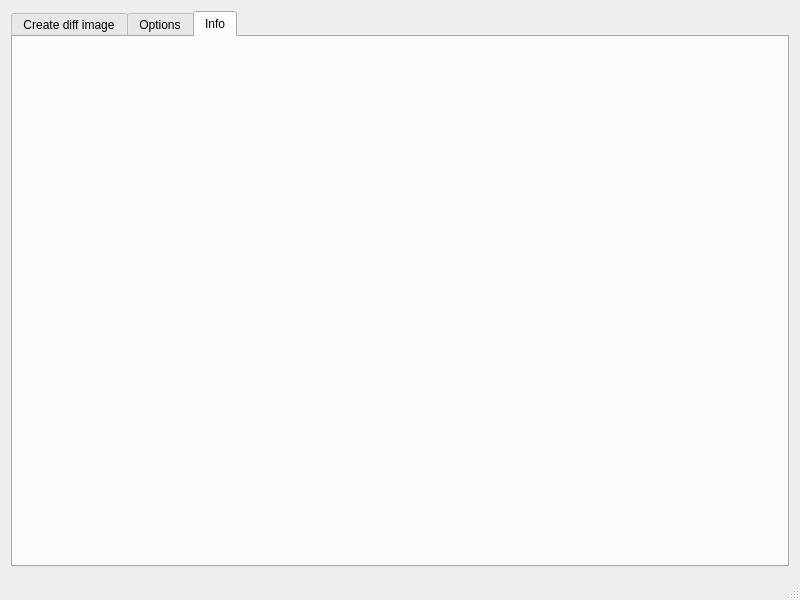
Before: the Qt Designer form mainwindow.ui in hurik/geagle, drawn with Qt 5.
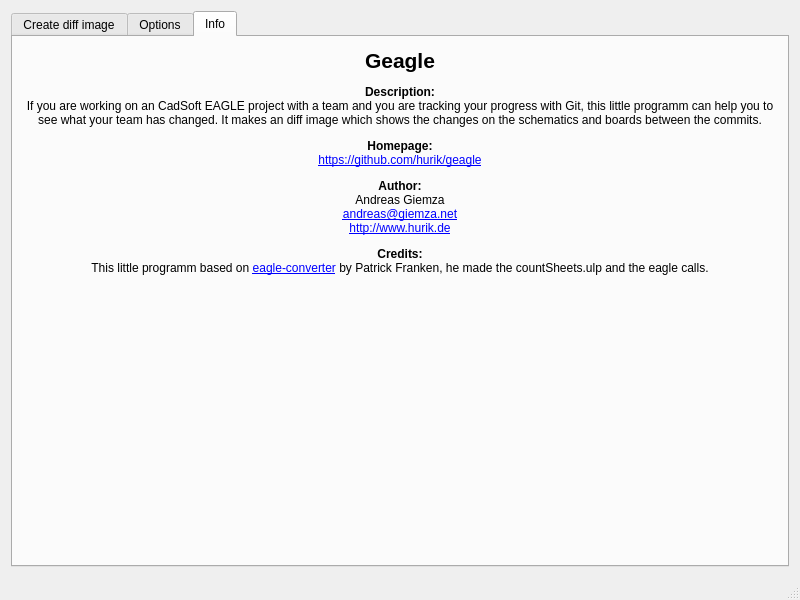
After: the same form once the commit is applied. The open tabs and pages were chosen to show the change.

Diff of the .ui file:
```diff
--- a/mainwindow.ui
+++ b/mainwindow.ui
@@ -431,6 +431,27 @@
        <attribute name="title">
         <string>Info</string>
        </attribute>
+       <layout class="QVBoxLayout" name="verticalLayout_9">
+        <item>
+         <widget class="QLabel" name="label">
+          <property name="text">
+           <string>&lt;p&gt;&lt;span style=&quot;font-size:16pt&quot;&gt;&lt;strong&gt;Geagle&lt;/strong&gt;&lt;/span&gt;&lt;/p&gt;&lt;p&gt;&lt;strong&gt;Description:&lt;/strong&gt;&lt;br /&gt;If you are working on an CadSoft EAGLE project with a team and you are tracking your progress with Git, this little programm can help you to see what your team has changed. It makes an diff image which shows the changes on the schematics and boards between the commits.&lt;/p&gt;&lt;p&gt;&lt;strong&gt;Homepage:&lt;/strong&gt;&lt;br /&gt;&lt;a href=&quot;https://github.com/hurik/geagle&quot;&gt;https://github.com/hurik/geagle&lt;/a&gt;&lt;/p&gt;&lt;p&gt;&lt;strong&gt;Author:&lt;/strong&gt;&lt;br /&gt;  Andreas Giemza&lt;br /&gt;&lt;a href=&quot;mailto:andreas@giemza.net&quot;&gt;andreas@giemza.net&lt;/a&gt;&lt;br /&gt;&lt;a href=&quot;http://www.hurik.de&quot;&gt;http://www.hurik.de&lt;/a&gt;&lt;/p&gt;&lt;p&gt;&lt;strong&gt;Credits:&lt;/strong&gt;&lt;br /&gt;This little programm based on &lt;a href=&quot;https://gitorious.org/gitedaous/eagle-converter&quot;&gt;eagle-converter&lt;/a&gt; by Patrick Franken, he made the countSheets.ulp and the eagle calls.&lt;/p&gt;</string>
+          </property>
+          <property name="textFormat">
+           <enum>Qt::AutoText</enum>
+          </property>
+          <property name="alignment">
+           <set>Qt::AlignHCenter|Qt::AlignTop</set>
+          </property>
+          <property name="wordWrap">
+           <bool>true</bool>
+          </property>
+          <property name="openExternalLinks">
+           <bool>true</bool>
+          </property>
+         </widget>
+        </item>
+       </layout>
       </widget>
      </widget>
     </item>
```
Left out of the diff: 5 changed lines with no effect on the pictures.
